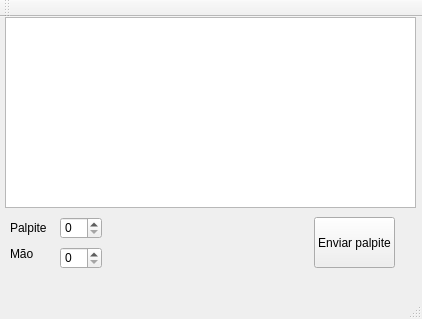
Old version of the form JogoDoPalito/mainwindow.ui in the repository pedrocruz/JogoDoPalito.
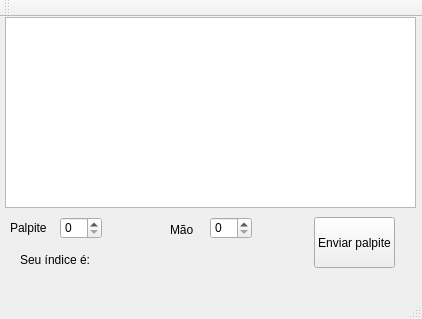
New version of the form.

What changed in the file:
```diff
--- a/JogoDoPalito/mainwindow.ui
+++ b/JogoDoPalito/mainwindow.ui
@@ -63,10 +63,10 @@
    <widget class="QLabel" name="label_2">
     <property name="geometry">
      <rect>
-      <x>10</x>
-      <y>230</y>
+      <x>170</x>
+      <y>203</y>
       <width>46</width>
-      <height>13</height>
+      <height>20</height>
      </rect>
     </property>
     <property name="text">
@@ -76,13 +76,26 @@
    <widget class="QSpinBox" name="handSelect">
     <property name="geometry">
      <rect>
-      <x>60</x>
-      <y>230</y>
+      <x>210</x>
+      <y>200</y>
       <width>42</width>
       <height>22</height>
      </rect>
     </property>
    </widget>
+   <widget class="QLabel" name="label_3">
+    <property name="geometry">
+     <rect>
+      <x>20</x>
+      <y>232</y>
+      <width>111</width>
+      <height>21</height>
+     </rect>
+    </property>
+    <property name="text">
+     <string>Seu índice é:</string>
+    </property>
+   </widget>
   </widget>
   <widget class="QMenuBar" name="menuBar">
    <property name="geometry">
```
